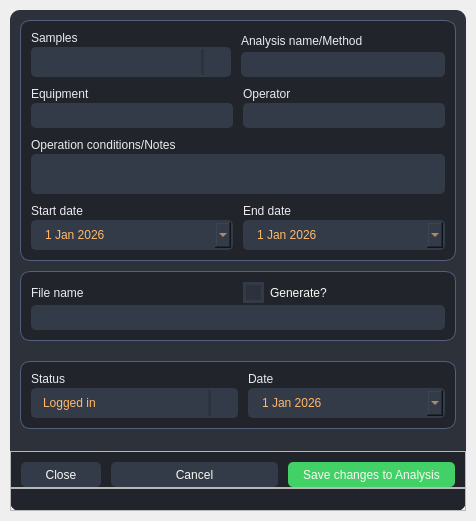
First picture: the form in src/app/ui/qt/editanalysisdialog.ui, repository AIR-G-UFOP/Saturn-SampleLog, before the edit.
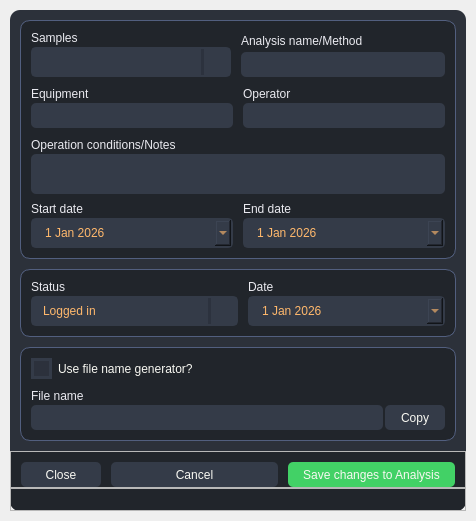
Second picture: the form after the edit. Icons and pictures are not drawn.

Commit message: Adding file name generator option to analysis log and edit

What changed in the file:
```diff
--- a/src/app/ui/qt/editanalysisdialog.ui
+++ b/src/app/ui/qt/editanalysisdialog.ui
@@ -89,6 +89,17 @@
 #btn_close::pressed {
 	background-color: rgb(52, 59, 72);
 }
+#btn_copy {
+	border-radius: 5px;	
+	border: none;
+	background-color: rgb(52, 59, 72);
+}
+#btn_copy::hover {
+	background-color: rgb(61, 70, 86);
+}
+#btn_copy::pressed {
+	background-color: rgb(52, 59, 72);
+}
 #content .QLineEdit {
 	background-color: rgb(52, 59, 72);
 	border-radius: 5px;
@@ -576,81 +587,7 @@
                  </layout>
                 </widget>
                </item>
-               <item alignment="Qt::AlignTop">
-                <widget class="QFrame" name="bgFile">
-                 <property name="frameShape">
-                  <enum>QFrame::NoFrame</enum>
-                 </property>
-                 <property name="frameShadow">
-                  <enum>QFrame::Raised</enum>
-                 </property>
-                 <layout class="QVBoxLayout" name="verticalLayout_14">
-                  <property name="spacing">
-                   <number>10</number>
-                  </property>
-                  <property name="leftMargin">
-                   <number>10</number>
-                  </property>
-                  <property name="topMargin">
-                   <number>10</number>
-                  </property>
-                  <property name="rightMargin">
-                   <number>10</number>
-                  </property>
-                  <property name="bottomMargin">
-                   <number>10</number>
-                  </property>
-                  <item>
-                   <layout class="QVBoxLayout" name="verticalLayout_7">
-                    <property name="spacing">
-                     <number>2</number>
-                    </property>
-                    <item>
-                     <layout class="QHBoxLayout" name="horizontalLayout_5">
-                      <property name="spacing">
-                       <number>10</number>
-                      </property>
-                      <item>
-                       <widget class="QLabel" name="label_6">
-                        <property name="text">
-                         <string>File name</string>
-                        </property>
-                       </widget>
-                      </item>
-                      <item>
-                       <widget class="QCheckBox" name="generate">
-                        <property name="cursor">
-                         <cursorShape>PointingHandCursor</cursorShape>
-                        </property>
-                        <property name="text">
-                         <string>Generate?</string>
-                        </property>
-                       </widget>
-                      </item>
-                     </layout>
-                    </item>
-                    <item>
-                     <widget class="QLineEdit" name="fileName">
-                      <property name="minimumSize">
-                       <size>
-                        <width>0</width>
-                        <height>25</height>
-                       </size>
-                      </property>
-                      <property name="maximumSize">
-                       <size>
-                        <width>16777215</width>
-                        <height>25</height>
-                       </size>
-                      </property>
-                     </widget>
-                    </item>
-                   </layout>
-                  </item>
-                 </layout>
-                </widget>
-               </item>
-               <item alignment="Qt::AlignTop">
+               <item>
                 <widget class="QFrame" name="bgStatus">
                  <property name="frameShape">
                   <enum>QFrame::NoFrame</enum>
@@ -778,6 +715,106 @@
                  </layout>
                 </widget>
                </item>
+               <item alignment="Qt::AlignTop">
+                <widget class="QFrame" name="bgFile">
+                 <property name="frameShape">
+                  <enum>QFrame::NoFrame</enum>
+                 </property>
+                 <property name="frameShadow">
+                  <enum>QFrame::Raised</enum>
+                 </property>
+                 <layout class="QVBoxLayout" name="verticalLayout_14">
+                  <property name="spacing">
+                   <number>10</number>
+                  </property>
+                  <property name="leftMargin">
+                   <number>10</number>
+                  </property>
+                  <property name="topMargin">
+                   <number>10</number>
+                  </property>
+                  <property name="rightMargin">
+                   <number>10</number>
+                  </property>
+                  <property name="bottomMargin">
+                   <number>10</number>
+                  </property>
+                  <item>
+                   <widget class="QCheckBox" name="generate">
+                    <property name="cursor">
+                     <cursorShape>PointingHandCursor</cursorShape>
+                    </property>
+                    <property name="text">
+                     <string>Use file name generator?</string>
+                    </property>
+                   </widget>
+                  </item>
+                  <item>
+                   <layout class="QVBoxLayout" name="verticalLayout_7">
+                    <property name="spacing">
+                     <number>2</number>
+                    </property>
+                    <item>
+                     <widget class="QLabel" name="label_6">
+                      <property name="text">
+                       <string>File name</string>
+                      </property>
+                     </widget>
+                    </item>
+                    <item>
+                     <layout class="QHBoxLayout" name="horizontalLayout_4">
+                      <property name="spacing">
+                       <number>2</number>
+                      </property>
+                      <item>
+                       <widget class="QLineEdit" name="fileName">
+                        <property name="minimumSize">
+                         <size>
+                          <width>0</width>
+                          <height>25</height>
+                         </size>
+                        </property>
+                        <property name="maximumSize">
+                         <size>
+                          <width>16777215</width>
+                          <height>25</height>
+                         </size>
+                        </property>
+                       </widget>
+                      </item>
+                      <item>
+                       <widget class="QPushButton" name="btn_copy">
+                        <property name="minimumSize">
+                         <size>
+                          <width>60</width>
+                          <height>25</height>
+                         </size>
+                        </property>
+                        <property name="maximumSize">
+                         <size>
+                          <width>60</width>
+                          <height>25</height>
+                         </size>
+                        </property>
+                        <property name="cursor">
+                         <cursorShape>PointingHandCursor</cursorShape>
+                        </property>
+                        <property name="text">
+                         <string>Copy</string>
+                        </property>
+                        <property name="icon">
+                         <iconset resource="../resources/resources.qrc">
+                          <normaloff>:/icons/icons/cil-copy.png</normaloff>:/icons/icons/cil-copy.png</iconset>
+                        </property>
+                       </widget>
+                      </item>
+                     </layout>
+                    </item>
+                   </layout>
+                  </item>
+                 </layout>
+                </widget>
+               </item>
               </layout>
              </widget>
             </item>
```
The commit also changes 13 other files.
